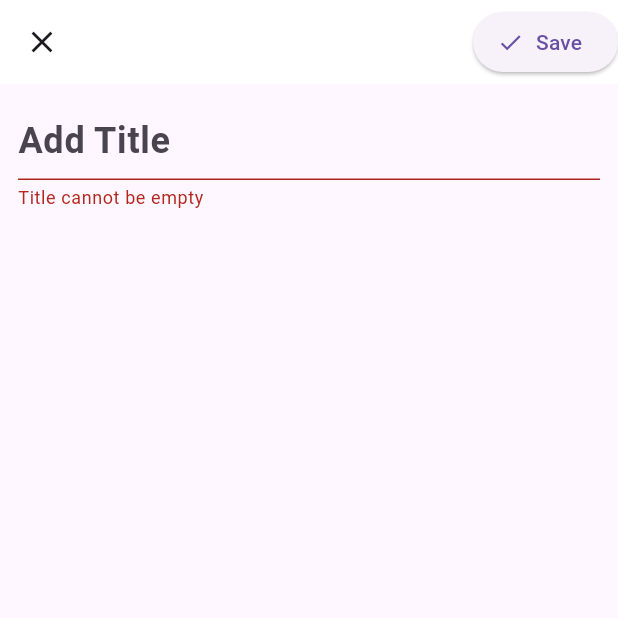
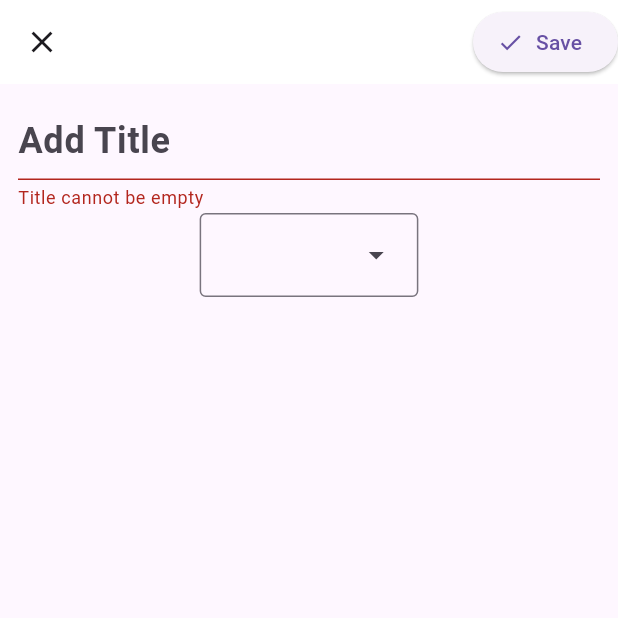
Before and after one commit to matrixstone/Task-Management, a Flutter app: the ProjectEditPage screen opened directly with empty values, after a tap on "Save", on a phone screen of 412 x 824 dp, the top half of it. Run offline on Flutter 3.47's test engine with Material 3 defaults, Android fonts, the phone set to English and light mode, and no system bars; our stand-ins replace gap, google_fonts, sqflite, sqflite_common_ffi, sqflite_common_ffi_web, syncfusion_flutter_calendar and 1 more; accounts and stored records are empty.

Commit message:
half project setting, need to save project value

```diff
--- a/lib/model/project.dart
+++ b/lib/model/project.dart
@@ -18,7 +18,7 @@ class Project {
       'id': id,
       'title': title,
       'description': 'abc',
-      'color': color.toString(),
+      'color': color.value,
     };
   }
 
--- a/lib/pages/project_edit_page.dart
+++ b/lib/pages/project_edit_page.dart
@@ -3,6 +3,12 @@ import 'dart:developer';
 import 'package:flutter/material.dart';
 import 'package:task_management/model/project.dart';
 import 'package:task_management/provider/project_provider.dart';
+
+class ColorItem {
+  ColorItem(this.name, this.colorCode);
+  final String name;
+  final int colorCode;
+}
 
 class ProjectEditPage extends StatefulWidget {
   final Project? project;
@@ -45,9 +51,12 @@ class _ProjectEditPageState extends State<ProjectEditPage> {
         child: Form(
           key: _formKey,
           child: Column(
+            mainAxisSize: MainAxisSize.min,
             mainAxisAlignment: MainAxisAlignment.center,
             children: <Widget>[
               buildTitle(widget.projectProvider),
+              const SizedBox(height: 2),
+              buildColorSelector(),
               // buildDateTimePickers(),
             ],
           ),
@@ -59,13 +68,13 @@ class _ProjectEditPageState extends State<ProjectEditPage> {
   List<Widget> buildEditingActions(ProjectProvider projectProvider) => [
         ElevatedButton.icon(
             onPressed: () => saveForm(projectProvider),
-            icon: Icon(Icons.done),
-            label: Text('Save'))
+            icon: const Icon(Icons.done),
+            label: const Text('Save'))
       ];
 
   Widget buildTitle(ProjectProvider projectProvider) => TextFormField(
-        style: TextStyle(fontSize: 24, fontWeight: FontWeight.bold),
-        decoration: InputDecoration(
+        style: const TextStyle(fontSize: 24, fontWeight: FontWeight.bold),
+        decoration: const InputDecoration(
           border: UnderlineInputBorder(),
           hintText: 'Add Title',
         ),
@@ -74,6 +83,33 @@ class _ProjectEditPageState extends State<ProjectEditPage> {
         validator: (value) =>
             value != null && value.isEmpty ? 'Title cannot be empty' : null,
       );
+
+  Widget buildColorSelector() {
+    List<ColorItem> list = <ColorItem>[
+      ColorItem('Green', 0xff72ba42),
+      ColorItem('Blue', 0xff5767cb),
+      ColorItem('Orange', 0xfff57d47),
+      ColorItem('Purple', 0xff8c75d0)
+    ];
+
+    return DropdownMenu<Container>(
+      initialSelection: Container(color: Colors.blue, child: const Text("one")),
+      onSelected: (Container? value) {
+        // This is called when the user selects an item.
+        // setState(() {
+        //   dropdownValue = value!;
+        // });
+      },
+      dropdownMenuEntries:
+          list.map<DropdownMenuEntry<Container>>((ColorItem item) {
+        return DropdownMenuEntry<Container>(
+            value: Container(color: Colors.blue, child: Text(item.name)),
+            label: item.name,
+            style: MenuItemButton.styleFrom(
+                backgroundColor: Color(item.colorCode)));
+      }).toList(),
+    );
+  }
 
   // TODO: Remove double save when editing.
   Future saveForm(ProjectProvider projectProvider) async {
--- a/lib/provider/project_provider.dart
+++ b/lib/provider/project_provider.dart
@@ -27,7 +27,7 @@ class ProjectProvider extends ChangeNotifier {
             'CREATE TABLE tasks(id INTEGER PRIMARY KEY, projectId INTEGER, title TEXT, description TEXT, fromDate TEXT, toDate TEXT, backgroundColor INTEGER, isAllDay INTEGER, status TEXT)',
           );
           await db.execute(
-            'CREATE TABLE IF NOT EXISTS projects(id INTEGER PRIMARY KEY, title TEXT, description TEXT)',
+            'CREATE TABLE IF NOT EXISTS projects(id INTEGER PRIMARY KEY, title TEXT, description TEXT, color INTEGER)',
           );
           return db.execute(
             'CREATE INDEX project_on_tasks_index ON tasks (projectId)',
@@ -50,7 +50,7 @@ class ProjectProvider extends ChangeNotifier {
         id: maps[i]['id'] as int,
         title: maps[i]['title'] as String,
         description: maps[i]['description'] as String,
-        color: Colors.blue,
+        color: Color(maps[i]['color'] as int),
       );
     });
   }
--- a/lib/provider/task_provider.dart
+++ b/lib/provider/task_provider.dart
@@ -24,7 +24,7 @@ class TaskProvider extends ChangeNotifier {
             'CREATE TABLE tasks(id INTEGER PRIMARY KEY, projectId INTEGER, title TEXT, description TEXT, fromDate TEXT, toDate TEXT, backgroundColor INTEGER, isAllDay INTEGER, status TEXT)',
           );
           await db.execute(
-            'CREATE TABLE IF NOT EXISTS projects(id INTEGER PRIMARY KEY, title TEXT, description TEXT)',
+            'CREATE TABLE IF NOT EXISTS projects(id INTEGER PRIMARY KEY, title TEXT, description TEXT, color INTEGER)',
           );
           return db.execute(
             'CREATE INDEX project_on_tasks_index ON tasks (projectId)',
```
Also changed, not shown: lib/provider/data_provider.dart (+4 -4 lines).
